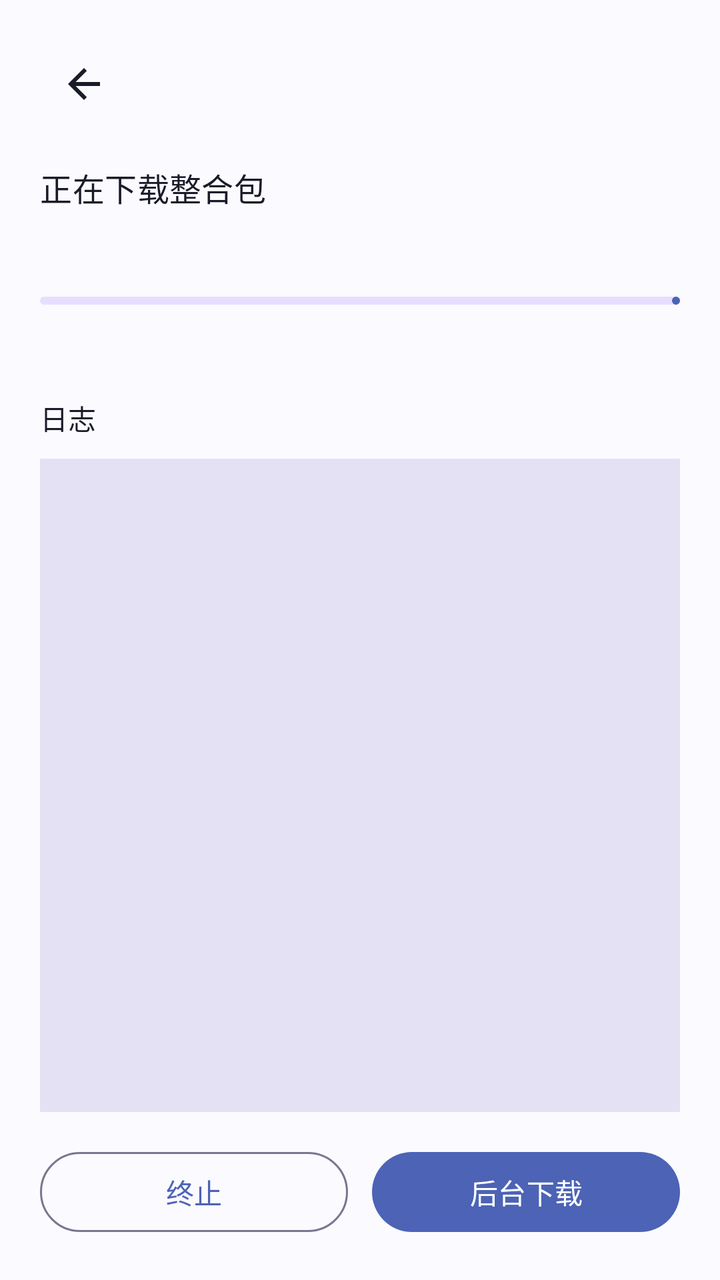
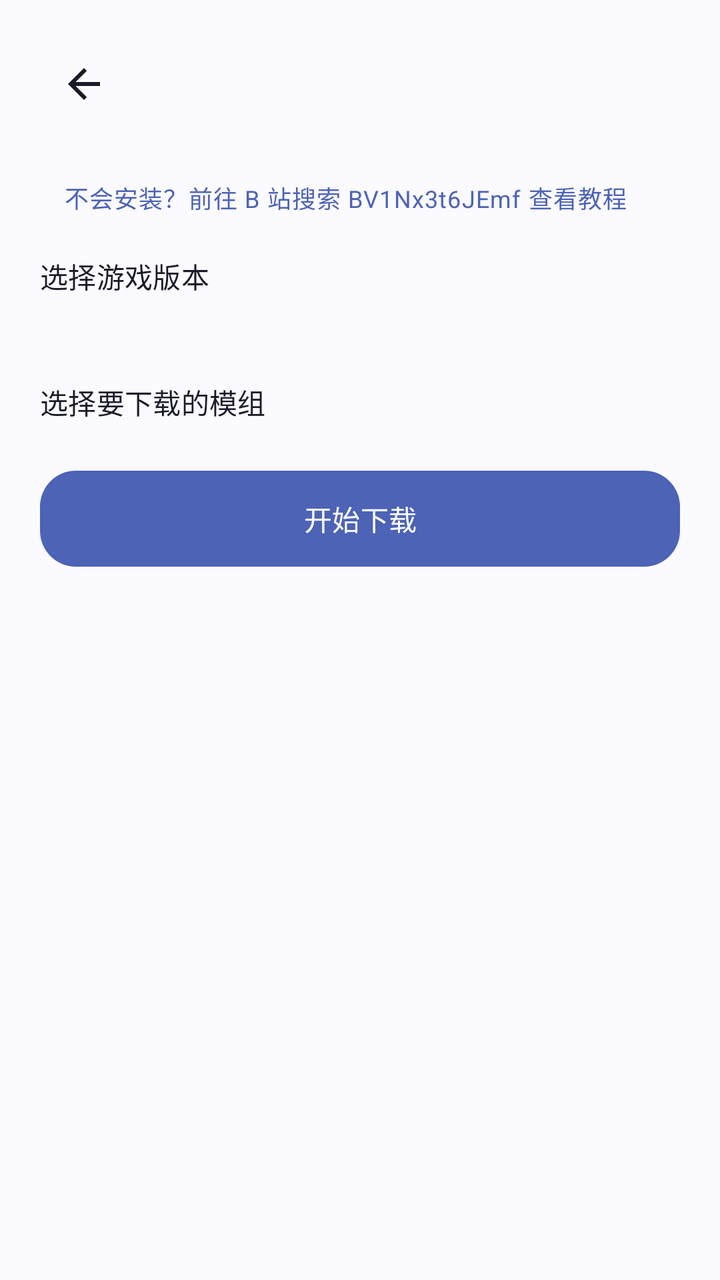

The first picture is an Android layout as it rendered before a commit; the second is the same layout after the commit. The layout source and the unified diff follow.
<!-- AndroidManifest.xml: application theme Theme.VerityTool -->
<!-- res/layout/activity_download.xml -->
<?xml version="1.0" encoding="utf-8"?>
<LinearLayout xmlns:android="http://schemas.android.com/apk/res/android"
    android:layout_width="match_parent"
    android:layout_height="match_parent"
    android:orientation="vertical"
    android:padding="20dp">

    <include layout="@layout/layout_toolbar" />

    <TextView
        android:id="@+id/dl_title"
        android:layout_width="wrap_content"
        android:layout_height="wrap_content"
        android:layout_marginTop="18dp"
        android:text="@string/dl_title"
        android:textAppearance="?attr/textAppearanceTitleMedium"
        android:textColor="?attr/colorOnSurface" />

    <TextView
        android:id="@+id/dl_version"
        android:layout_width="wrap_content"
        android:layout_height="wrap_content"
        android:layout_marginTop="6dp"
        android:textAppearance="?attr/textAppearanceBodyMedium"
        android:textColor="?attr/colorOnSurfaceVariant" />

    <com.google.android.material.progressindicator.LinearProgressIndicator
        android:id="@+id/dl_progress"
        android:layout_width="match_parent"
        android:layout_height="wrap_content"
        android:layout_marginTop="18dp"
        android:max="100"
        android:progress="0" />

    <TextView
        android:id="@+id/dl_percent"
        android:layout_width="match_parent"
        android:layout_height="wrap_content"
        android:layout_marginTop="8dp"
        android:textAppearance="?attr/textAppearanceBodySmall"
        android:textColor="?attr/colorOnSurfaceVariant" />

    <TextView
        android:layout_width="wrap_content"
        android:layout_height="wrap_content"
        android:layout_marginTop="22dp"
        android:text="@string/dl_log"
        android:textAppearance="?attr/textAppearanceTitleSmall"
        android:textColor="?attr/colorOnSurface" />

    <ScrollView
        android:id="@+id/dl_log_scroll"
        android:layout_width="match_parent"
        android:layout_height="0dp"
        android:layout_marginTop="10dp"
        android:layout_weight="1"
        android:background="?attr/colorSurfaceVariant"
        android:padding="12dp">

        <TextView
            android:id="@+id/dl_log_text"
            android:layout_width="match_parent"
            android:layout_height="wrap_content"
            android:fontFamily="monospace"
            android:textAppearance="?attr/textAppearanceBodySmall"
            android:textColor="?attr/colorOnSurfaceVariant"
            android:textIsSelectable="true" />
    </ScrollView>

    <LinearLayout
        android:layout_width="match_parent"
        android:layout_height="wrap_content"
        android:layout_marginTop="16dp"
        android:orientation="horizontal">

        <com.google.android.material.button.MaterialButton
            android:id="@+id/btn_stop"
            style="@style/Widget.Material3.Button.OutlinedButton"
            android:layout_width="0dp"
            android:layout_height="wrap_content"
            android:layout_weight="1"
            android:text="@string/dl_stop" />

        <com.google.android.material.button.MaterialButton
            android:id="@+id/btn_background"
            android:layout_width="0dp"
            android:layout_height="wrap_content"
            android:layout_marginStart="12dp"
            android:layout_weight="1"
            android:text="@string/dl_background" />
    </LinearLayout>
</LinearLayout>
<!-- res/layout/layout_toolbar.xml (included above) -->
<?xml version="1.0" encoding="utf-8"?>
<LinearLayout xmlns:android="http://schemas.android.com/apk/res/android"
    android:layout_width="match_parent"
    android:layout_height="wrap_content"
    android:gravity="center_vertical"
    android:orientation="horizontal">

    <ImageButton
        android:id="@+id/btn_back"
        android:layout_width="44dp"
        android:layout_height="44dp"
        android:background="?attr/selectableItemBackgroundBorderless"
        android:contentDescription="@string/action_back"
        android:src="@drawable/ic_arrow_back" />

    <TextView
        android:id="@+id/title_bar"
        android:layout_width="wrap_content"
        android:layout_height="wrap_content"
        android:layout_marginStart="4dp"
        android:textAppearance="?attr/textAppearanceTitleMedium"
        android:textColor="?attr/colorOnSurface" />
</LinearLayout>
<!-- resources referenced by this layout -->
<resources>
  <!-- drawable ic_arrow_back (drawable) -->
  <?xml version="1.0" encoding="utf-8"?>
  <vector xmlns:android="http://schemas.android.com/apk/res/android"
      android:width="24dp"
      android:height="24dp"
      android:viewportWidth="24"
      android:viewportHeight="24"
      android:tint="?attr/colorOnSurface">
      <path
          android:fillColor="@android:color/white"
          android:pathData="M20,11H7.83l5.59,-5.59L12,4l-8,8 8,8 1.41,-1.41L7.83,13H20v-2z" />
  </vector>
  <string name="action_back">返回</string>
  <string name="dl_background">后台下载</string>
  <string name="dl_log">日志</string>
  <string name="dl_stop">终止</string>
  <string name="dl_title">正在下载整合包</string>
  <color name="monet_light_primary">#4C63B6</color>
  <color name="monet_light_on_primary">#FFFFFF</color>
  <color name="monet_light_primary_container">#DCE3FF</color>
  <color name="monet_light_on_primary_container">#001A54</color>
  <color name="monet_light_secondary">#6A5B93</color>
  <color name="monet_light_on_secondary">#FFFFFF</color>
  <color name="monet_light_secondary_container">#E7DEFF</color>
  <color name="monet_light_on_secondary_container">#210F4A</color>
  <color name="monet_light_tertiary">#A9605C</color>
  <color name="monet_light_on_tertiary">#FFFFFF</color>
  <color name="monet_light_tertiary_container">#FFDAD4</color>
  <color name="monet_light_on_tertiary_container">#3D0807</color>
  <color name="monet_light_background">#FBFAFF</color>
  <color name="monet_light_surface">#FBFAFF</color>
  <color name="monet_light_surface_variant">#E4E1F5</color>
  <color name="monet_light_on_surface">#1A1B29</color>
  <color name="monet_light_on_surface_variant">#47475C</color>
  <color name="monet_light_outline">#77778F</color>
  <color name="monet_light_error">#B3261E</color>
  <color name="monet_light_on_error">#FFFFFF</color>
  <style name="ThemeOverlay.VerityTool.Dialog" parent="ThemeOverlay.Material3.MaterialAlertDialog">
          <item name="dialogCornerRadius">28dp</item>
      </style>
  <!-- unchanged entries left out for length: 1 -->
</resources>

<!-- the commit's change to res/layout/activity_download.xml (unified diff, before → after) -->
@@ -8,86 +8,158 @@
     <include layout="@layout/layout_toolbar" />
 
     <TextView
-        android:id="@+id/dl_title"
-        android:layout_width="wrap_content"
-        android:layout_height="wrap_content"
-        android:layout_marginTop="18dp"
-        android:text="@string/dl_title"
-        android:textAppearance="?attr/textAppearanceTitleMedium"
-        android:textColor="?attr/colorOnSurface" />
-
-    <TextView
-        android:id="@+id/dl_version"
-        android:layout_width="wrap_content"
-        android:layout_height="wrap_content"
-        android:layout_marginTop="6dp"
-        android:textAppearance="?attr/textAppearanceBodyMedium"
-        android:textColor="?attr/colorOnSurfaceVariant" />
-
-    <com.google.android.material.progressindicator.LinearProgressIndicator
-        android:id="@+id/dl_progress"
+        android:id="@+id/dl_bili_hint"
         android:layout_width="match_parent"
         android:layout_height="wrap_content"
-        android:layout_marginTop="18dp"
-        android:max="100"
-        android:progress="0" />
+        android:layout_marginTop="14dp"
+        android:background="?attr/selectableItemBackground"
+        android:padding="12dp"
+        android:text="@string/dl_bili_hint"
+        android:textAppearance="?attr/textAppearanceBodySmall"
+        android:textColor="?attr/colorPrimary" />
 
-    <TextView
-        android:id="@+id/dl_percent"
+    <LinearLayout
+        android:id="@+id/panel_pick"
         android:layout_width="match_parent"
         android:layout_height="wrap_content"
-        android:layout_marginTop="8dp"
-        android:textAppearance="?attr/textAppearanceBodySmall"
-        android:textColor="?attr/colorOnSurfaceVariant" />
+        android:orientation="vertical">
 
-    <TextView
-        android:layout_width="wrap_content"
-        android:layout_height="wrap_content"
-        android:layout_marginTop="22dp"
-        android:text="@string/dl_log"
-        android:textAppearance="?attr/textAppearanceTitleSmall"
-        android:textColor="?attr/colorOnSurface" />
+        <TextView
+            android:layout_width="match_parent"
+            android:layout_height="wrap_content"
+            android:layout_marginTop="8dp"
+            android:text="@string/dl_step_version"
+            android:textAppearance="?attr/textAppearanceTitleSmall"
+            android:textColor="?attr/colorOnSurface" />
 
-    <ScrollView
-        android:id="@+id/dl_log_scroll"
+        <TextView
+            android:id="@+id/dl_dir_hint"
+            android:layout_width="match_parent"
+            android:layout_height="wrap_content"
+            android:layout_marginTop="6dp"
+            android:textAppearance="?attr/textAppearanceBodySmall"
+            android:textColor="?attr/colorOnSurfaceVariant" />
+
+        <LinearLayout
+            android:id="@+id/dl_versions"
+            android:layout_width="match_parent"
+            android:layout_height="wrap_content"
+            android:orientation="vertical" />
+
+        <com.google.android.material.button.MaterialButton
+            android:id="@+id/btn_saf"
+            style="@style/Widget.VerityTool.Button.Selectable"
+            android:layout_width="match_parent"
+            android:layout_height="wrap_content"
+            android:layout_marginTop="12dp"
+            android:text="@string/saf_grant"
+            android:visibility="gone" />
+
+        <TextView
+            android:layout_width="match_parent"
+            android:layout_height="wrap_content"
+            android:layout_marginTop="20dp"
+            android:text="@string/dl_step_mods"
+            android:textAppearance="?attr/textAppearanceTitleSmall"
+            android:textColor="?attr/colorOnSurface" />
+
+        <LinearLayout
+            android:id="@+id/dl_mods"
+            android:layout_width="match_parent"
+            android:layout_height="wrap_content"
+            android:orientation="vertical" />
+
+        <com.google.android.material.button.MaterialButton
+            android:id="@+id/btn_start"
+            style="@style/Widget.VerityTool.Button"
+            android:layout_width="match_parent"
+            android:layout_height="wrap_content"
+            android:layout_marginTop="20dp"
+            android:text="@string/dl_start" />
+    </LinearLayout>
+
+    <LinearLayout
+        android:id="@+id/panel_progress"
         android:layout_width="match_parent"
         android:layout_height="0dp"
-        android:layout_marginTop="10dp"
         android:layout_weight="1"
-        android:background="?attr/colorSurfaceVariant"
-        android:padding="12dp">
+        android:orientation="vertical"
+        android:visibility="gone">
 
         <TextView
-            android:id="@+id/dl_log_text"
+            android:id="@+id/dl_stage"
             android:layout_width="match_parent"
             android:layout_height="wrap_content"
-            android:fontFamily="monospace"
+            android:layout_marginTop="12dp"
+            android:text="@string/dl_prepare"
+            android:textAppearance="?attr/textAppearanceBodyMedium"
+            android:textColor="?attr/colorOnSurface" />
+
+        <com.google.android.material.progressindicator.LinearProgressIndicator
+            android:id="@+id/dl_progress"
+            android:layout_width="match_parent"
+            android:layout_height="wrap_content"
+            android:layout_marginTop="14dp"
+            android:max="100"
+            android:progress="0" />
+
+        <TextView
+            android:id="@+id/dl_percent"
+            android:layout_width="match_parent"
+            android:layout_height="wrap_content"
+            android:layout_marginTop="8dp"
             android:textAppearance="?attr/textAppearanceBodySmall"
-            android:textColor="?attr/colorOnSurfaceVariant"
-            android:textIsSelectable="true" />
-    </ScrollView>
+            android:textColor="?attr/colorOnSurfaceVariant" />
 
-    <LinearLayout
-        android:layout_width="match_parent"
-        android:layout_height="wrap_content"
-        android:layout_marginTop="16dp"
-        android:orientation="horizontal">
+        <TextView
+            android:layout_width="wrap_content"
+            android:layout_height="wrap_content"
+            android:layout_marginTop="20dp"
+            android:text="@string/dl_log"
+            android:textAppearance="?attr/textAppearanceTitleSmall"
+            android:textColor="?attr/colorOnSurface" />
 
-        <com.google.android.material.button.MaterialButton
-            android:id="@+id/btn_stop"
-            style="@style/Widget.Material3.Button.OutlinedButton"
-            android:layout_width="0dp"
+        <ScrollView
+            android:id="@+id/dl_log_scroll"
+            android:layout_width="match_parent"
+            android:layout_height="0dp"
+            android:layout_marginTop="10dp"
+            android:layout_weight="1"
+            android:background="?attr/colorSurfaceVariant"
+            android:padding="12dp">
+
+            <TextView
+                android:id="@+id/dl_log_text"
+                android:layout_width="match_parent"
+                android:layout_height="wrap_content"
+                android:fontFamily="monospace"
+                android:textAppearance="?attr/textAppearanceBodySmall"
+                android:textColor="?attr/colorOnSurfaceVariant"
+                android:textIsSelectable="true" />
+        </ScrollView>
+
+        <LinearLayout
+            android:layout_width="match_parent"
             android:layout_height="wrap_content"
-            android:layout_weight="1"
-            android:text="@string/dl_stop" />
+            android:layout_marginTop="16dp"
+            android:orientation="horizontal">
 
-        <com.google.android.material.button.MaterialButton
-            android:id="@+id/btn_background"
-            android:layout_width="0dp"
-            android:layout_height="wrap_content"
-            android:layout_marginStart="12dp"
-            android:layout_weight="1"
-            android:text="@string/dl_background" />
+            <com.google.android.material.button.MaterialButton
+                android:id="@+id/btn_stop"
+                style="@style/Widget.Material3.Button.OutlinedButton"
+                android:layout_width="0dp"
+                android:layout_height="wrap_content"
+                android:layout_weight="1"
+                android:text="@string/dl_stop" />
+
+            <com.google.android.material.button.MaterialButton
+                android:id="@+id/btn_background"
+                android:layout_width="0dp"
+                android:layout_height="wrap_content"
+                android:layout_marginStart="12dp"
+                android:layout_weight="1"
+                android:text="@string/dl_background" />
+        </LinearLayout>
     </LinearLayout>
 </LinearLayout>
 <!-- res/layout/layout_toolbar.xml (included above) -->
<!-- resource entries referenced after the edit -->
@@ -14,9 +14,26 @@
   </vector>
   <string name="action_back">返回</string>
   <string name="dl_background">后台下载</string>
+  <string name="dl_bili_hint">不会安装？前往 B 站搜索 BV1Nx3t6JEmf 查看教程</string>
   <string name="dl_log">日志</string>
+  <string name="dl_prepare">准备下载……</string>
+  <string name="dl_start">开始下载</string>
+  <string name="dl_step_mods">选择要下载的模组</string>
+  <string name="dl_step_version">选择游戏版本</string>
   <string name="dl_stop">终止</string>
-  <string name="dl_title">正在下载整合包</string>
+  <string name="saf_grant">授权直接访问（SAF）</string>
+  <style name="Widget.VerityTool.Button" parent="Widget.Material3.Button">
+          <item name="android:minHeight">56dp</item>
+          <item name="cornerRadius">18dp</item>
+      </style>
+  <style name="Widget.VerityTool.Button.Selectable" parent="Widget.Material3.Button.OutlinedButton">
+          <item name="android:minHeight">54dp</item>
+          <item name="android:insetTop">0dp</item>
+          <item name="android:insetBottom">0dp</item>
+          <item name="cornerRadius">18dp</item>
+          <item name="android:textAllCaps">false</item>
+          <item name="android:textSize">14sp</item>
+      </style>
   <color name="monet_light_primary">#4C63B6</color>
   <color name="monet_light_on_primary">#FFFFFF</color>
   <color name="monet_light_primary_container">#DCE3FF</color>
